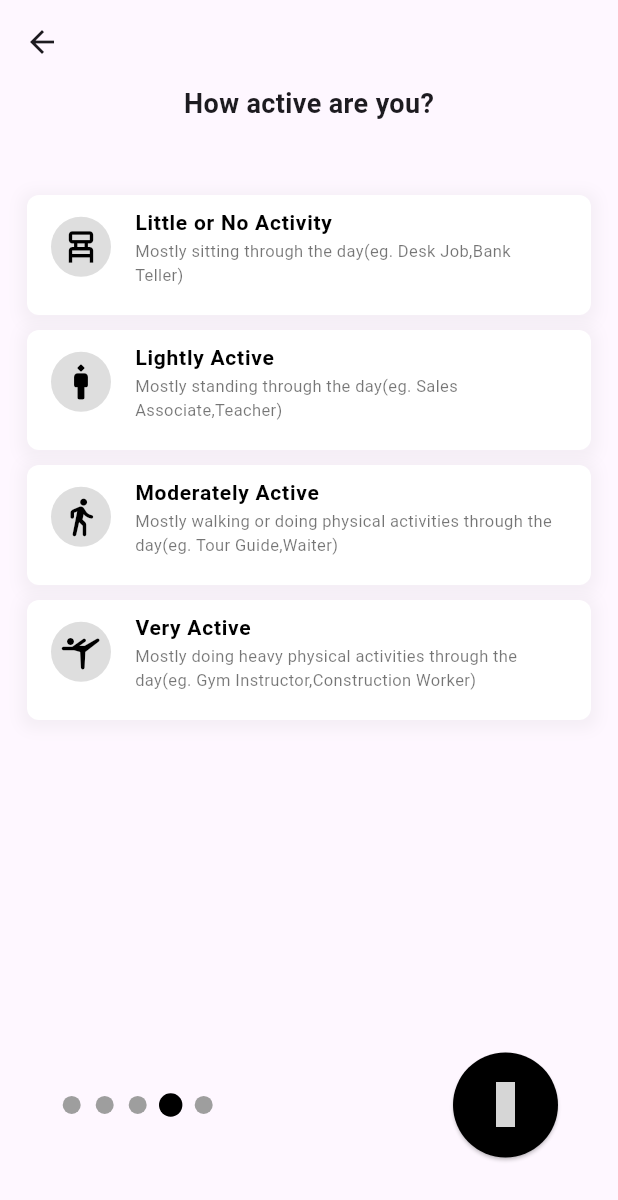
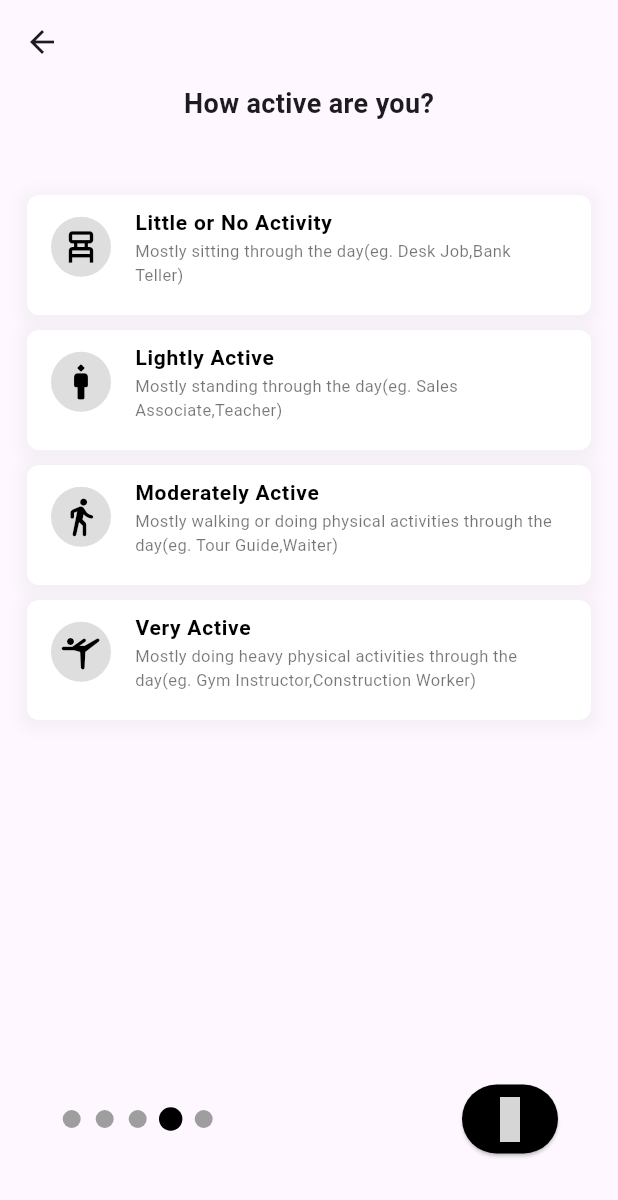
Before and after one commit to avalachaitanya2004/fitpal, a Flutter app: the IntroPage2 screen opened by its route, swiped to page 4, on a phone screen of 412 x 824 dp. Shown: the top 1200 px of the screen. Run offline on Flutter 3.47's test engine with Material 3 defaults, Android fonts, the phone set to English and light mode, and no system bars; drawn by our look-alikes of smooth_page_indicator; our stand-ins replace email_validator, firebase_auth, firebase_core, iconsax, lottie; missing offline and left inert: dart:ffi, infinite_listview; accounts and stored records are empty; grey boxes are pictures that could not be loaded.

Commit message:
minor code edits in activity and intropage2

```diff
--- a/lib/pages/introPages/activity_page.dart
+++ b/lib/pages/introPages/activity_page.dart
@@ -8,19 +8,6 @@ class ActivityPage extends StatefulWidget {
 }
 
 class _ActivityPageState extends State<ActivityPage> {
-  final europeanCountries = [
-    'Albania',
-    'Andorra',
-    'Armenia',
-    'Austria',
-    'Azerbaijan',
-    'Belarus',
-    'Belgium',
-    'Bosnia and Herzegovina',
-    'Bulgaria',
-    'Croatia',
-    'Cyprus'
-  ];
   final List<String> activity = <String>[
     'Little or No Activity',
     'Lightly Active',
--- a/lib/pages/introPages/intro_page_2.dart
+++ b/lib/pages/introPages/intro_page_2.dart
@@ -133,8 +133,8 @@ class _IntroPage2State extends State<IntroPage2>
                             size: 30,
                           ),
                           style: ElevatedButton.styleFrom(
-                            shape: CircleBorder(),
-                            padding: EdgeInsets.all(20),
+                            // shape: CircleBorder(),
+                            padding: EdgeInsets.all(8),
                             backgroundColor: Colors.black,
                           ),
                         )
```
